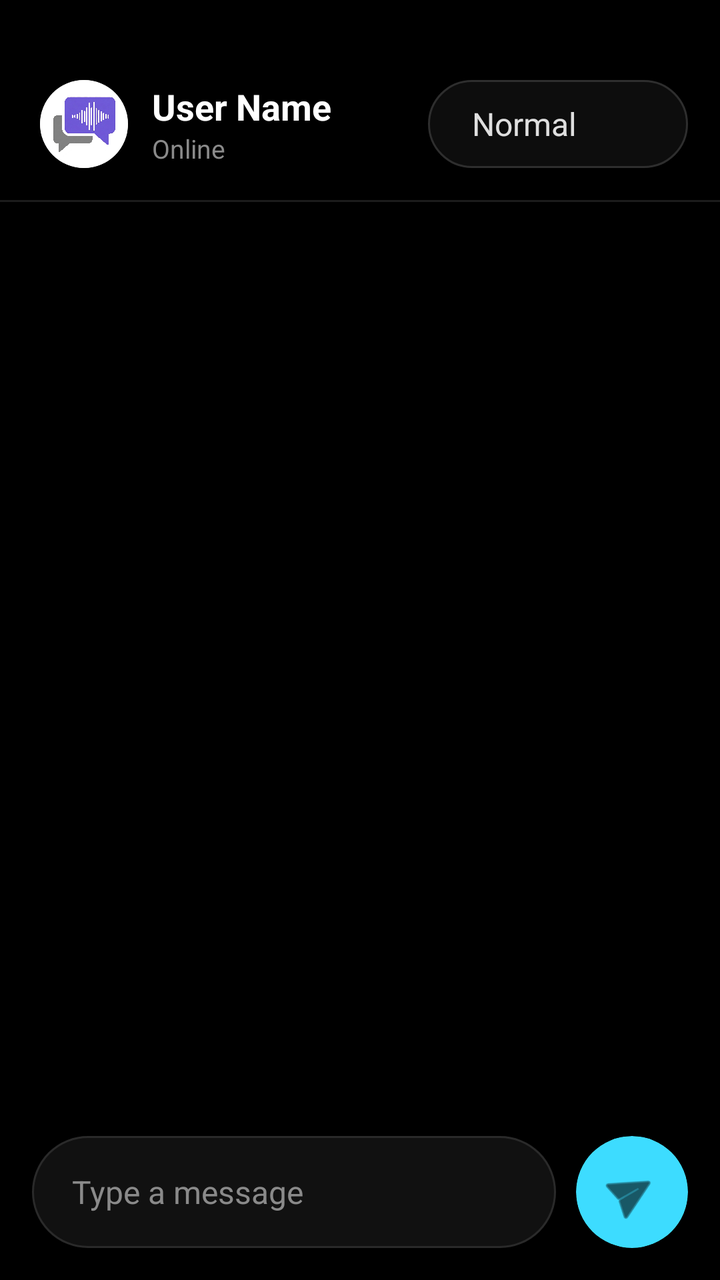
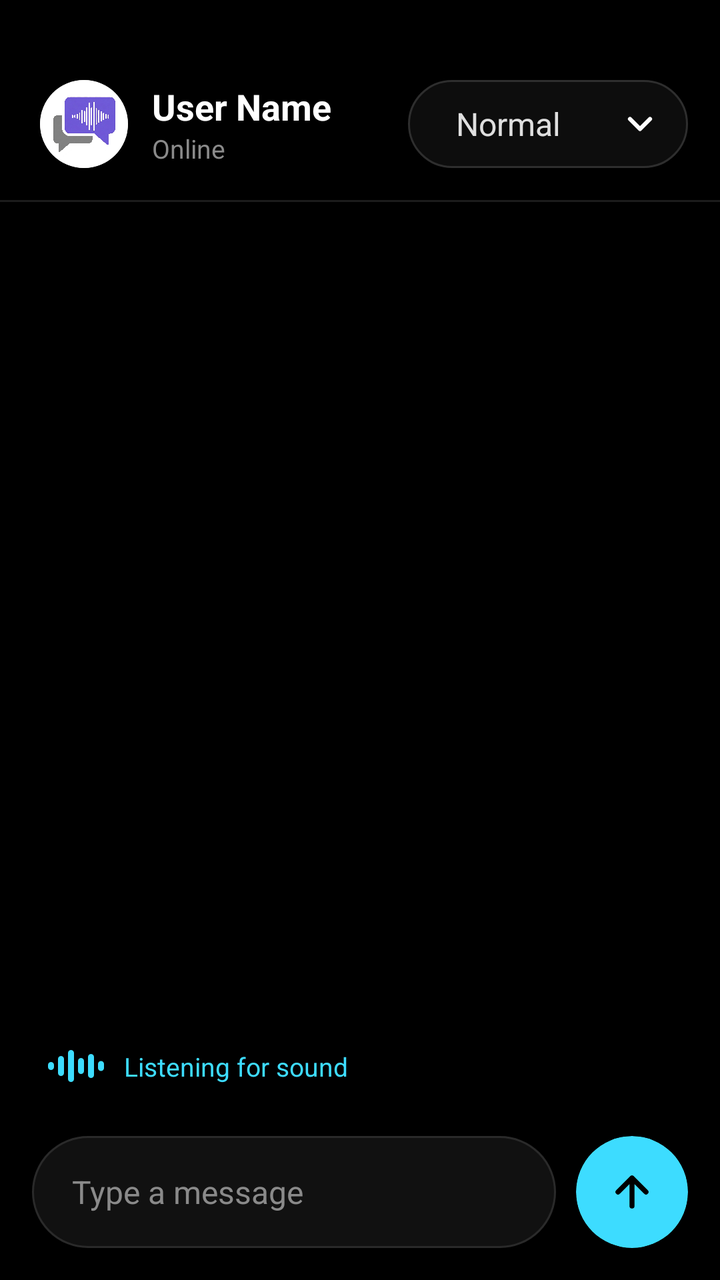

The first picture is an Android layout as it rendered before a commit; the second is the same layout after the commit. The layout source and the unified diff follow.
<!-- AndroidManifest.xml: application theme Theme.GibberChat -->
<!-- res/layout/activity_main.xml -->
<?xml version="1.0" encoding="utf-8"?>
<androidx.constraintlayout.widget.ConstraintLayout
    xmlns:android="http://schemas.android.com/apk/res/android"
    xmlns:app="http://schemas.android.com/apk/res-auto"
    xmlns:tools="http://schemas.android.com/tools"
    android:layout_width="match_parent"
    android:layout_height="match_parent"
    android:background="@drawable/bg_main_gradient">

    
    <View
        android:id="@+id/header_curve"
        android:layout_width="130dp"
        android:layout_height="44dp"
        android:layout_marginTop="40dp"
        android:layout_marginEnd="16dp"
        android:background="@drawable/bg_header_curve"
        app:layout_constraintTop_toTopOf="parent"
        app:layout_constraintEnd_toEndOf="parent" />

    
    <Spinner
        android:id="@+id/spinnerProtocol"
        android:layout_width="0dp"
        android:layout_height="0dp"
        android:theme="@android:style/ThemeOverlay.Material.Dark"
        android:entries="@array/protocol_items"
        android:background="@null"
        android:paddingStart="14dp"
        android:paddingEnd="14dp"
        app:layout_constraintStart_toStartOf="@id/header_curve"
        app:layout_constraintEnd_toEndOf="@id/header_curve"
        app:layout_constraintTop_toTopOf="@id/header_curve"
        app:layout_constraintBottom_toBottomOf="@id/header_curve" />

    
    <androidx.cardview.widget.CardView
        android:id="@+id/cardAvatar"
        android:layout_width="44dp"
        android:layout_height="44dp"
        android:layout_marginStart="20dp"
        android:layout_marginTop="40dp"
        app:cardCornerRadius="22dp"
        app:cardElevation="0dp"
        app:cardBackgroundColor="#FFFFFF"
        app:layout_constraintStart_toStartOf="parent"
        app:layout_constraintTop_toTopOf="parent">

        <ImageView
            android:id="@+id/imgAvatar"
            android:layout_width="match_parent"
            android:layout_height="match_parent"
            android:scaleType="centerCrop"
            android:src="@drawable/app_icon" />
    </androidx.cardview.widget.CardView>

    
    <LinearLayout
        android:layout_width="0dp"
        android:layout_height="wrap_content"
        android:orientation="vertical"
        android:layout_marginStart="12dp"
        android:layout_marginEnd="8dp"
        app:layout_constraintStart_toEndOf="@id/cardAvatar"
        app:layout_constraintEnd_toStartOf="@id/header_curve"
        app:layout_constraintTop_toTopOf="@id/cardAvatar"
        app:layout_constraintBottom_toBottomOf="@id/cardAvatar">

        <EditText
            android:id="@+id/editParams"
            android:layout_width="wrap_content"
            android:layout_height="wrap_content"
            android:background="@null"
            android:text="User Name"
            android:textColor="#FFFFFF"
            android:textStyle="bold"
            android:textSize="18sp"
            android:inputType="textPersonName"
            android:maxLines="1" />

        <TextView
            android:layout_width="wrap_content"
            android:layout_height="wrap_content"
            android:text="Online"
            android:textColor="#8A8A8A"
            android:textSize="13sp" />
    </LinearLayout>

    
    <View
        android:id="@+id/divider_header"
        android:layout_width="match_parent"
        android:layout_height="1dp"
        android:layout_marginTop="16dp"
        android:background="#1C1C1C"
        app:layout_constraintTop_toBottomOf="@id/cardAvatar" />

    
    <androidx.recyclerview.widget.RecyclerView
        android:id="@+id/recyclerChat"
        android:layout_width="match_parent"
        android:layout_height="0dp"
        android:paddingStart="20dp"
        android:paddingEnd="20dp"
        android:paddingTop="16dp"
        android:clipToPadding="false"
        app:layout_constraintTop_toBottomOf="@id/divider_header"
        app:layout_constraintBottom_toTopOf="@id/layoutInput" />

    
    <TextView
        android:id="@+id/textLog"
        android:layout_width="match_parent"
        android:layout_height="wrap_content"
        android:gravity="center"
        android:textColor="#8A8A8A"
        android:textSize="10sp"
        app:layout_constraintBottom_toTopOf="@id/layoutInput" />

    
    <LinearLayout
        android:id="@+id/layoutInput"
        android:layout_width="match_parent"
        android:layout_height="wrap_content"
        android:orientation="horizontal"
        android:padding="16dp"
        android:gravity="bottom"
        android:background="#000000"
        app:layout_constraintBottom_toBottomOf="parent">

        <LinearLayout
            android:layout_width="0dp"
            android:layout_height="56dp"
            android:layout_weight="1"
            android:background="@drawable/bg_input_pill"
            android:gravity="center_vertical"
            android:paddingStart="20dp"
            android:paddingEnd="20dp">

            <EditText
                android:id="@+id/editMessage"
                android:layout_width="match_parent"
                android:layout_height="wrap_content"
                android:background="@null"
                android:hint="Type a message"
                android:textColorHint="#8A8A8A"
                android:textColor="#FFFFFF"
                android:textSize="16sp" />
        </LinearLayout>

        <Space android:layout_width="10dp" android:layout_height="wrap_content" />

        
        <androidx.cardview.widget.CardView
            android:layout_width="56dp"
            android:layout_height="56dp"
            app:cardCornerRadius="28dp"
            app:cardBackgroundColor="#3DDCFF"
            app:cardElevation="0dp">

            <ImageView
                android:id="@+id/btnSend"
                android:layout_width="match_parent"
                android:layout_height="match_parent"
                android:scaleType="center"
                android:src="@android:drawable/ic_menu_send"
                app:tint="#000000"
                android:rotation="-30" />
        </androidx.cardview.widget.CardView>
    </LinearLayout>

</androidx.constraintlayout.widget.ConstraintLayout>
<!-- resources referenced by this layout -->
<resources>
  <string-array name="protocol_items">
          <item>Normal</item>
          <item>Fast</item>
          <item>Fastest</item>
          <item>Ultra Fast</item>
          <item>DT</item>
          <item>MT</item>
          <item>DT Fast</item>
          <item>MT Fast</item>
      </string-array>
  <!-- drawable app_icon: png bitmap (drawable, 728945 bytes) -->
  <!-- drawable bg_header_curve (drawable) -->
  <?xml version="1.0" encoding="utf-8"?>
  <shape xmlns:android="http://schemas.android.com/apk/res/android">
      <solid android:color="#0D0D0D" />
      <stroke android:width="1dp" android:color="#2E2E2E" />
      <corners android:radius="22dp" />
  </shape>
  <!-- drawable bg_input_pill (drawable) -->
  <?xml version="1.0" encoding="utf-8"?>
  <shape xmlns:android="http://schemas.android.com/apk/res/android">
      <solid android:color="#111111" />
      <stroke android:width="1dp" android:color="#2A2A2A" />
      <corners android:radius="28dp" />
  </shape>
  <!-- drawable bg_main_gradient (drawable) -->
  <?xml version="1.0" encoding="utf-8"?>
  <shape xmlns:android="http://schemas.android.com/apk/res/android"
      android:shape="rectangle">
      <solid android:color="#000000" />
  </shape>
  <style name="Theme.GibberChat" parent="Theme.AppCompat.Light.NoActionBar">
          <item name="colorPrimary">@color/main_purple</item>
          <item name="colorPrimaryDark">@color/main_purple</item>
          <item name="colorAccent">@color/light_purple_bubble</item>
          
          
          <item name="android:statusBarColor">@color/white</item>
          <item name="android:windowLightStatusBar">true</item>
      </style>
  <color name="main_purple">#5E5CE6</color>
  <color name="light_purple_bubble">#7A78F0</color>
  <color name="white">#FFFFFF</color>
</resources>

<!-- the commit's change to res/layout/activity_main.xml (unified diff, before → after) -->
@@ -10,13 +10,25 @@
     
     <View
         android:id="@+id/header_curve"
-        android:layout_width="130dp"
+        android:layout_width="140dp"
         android:layout_height="44dp"
         android:layout_marginTop="40dp"
         android:layout_marginEnd="16dp"
         android:background="@drawable/bg_header_curve"
         app:layout_constraintTop_toTopOf="parent"
         app:layout_constraintEnd_toEndOf="parent" />
+
+    
+    <ImageView
+        android:id="@+id/iconChevron"
+        android:layout_width="20dp"
+        android:layout_height="20dp"
+        android:layout_marginEnd="14dp"
+        android:src="@drawable/ic_chevron_down"
+        android:importantForAccessibility="no"
+        app:layout_constraintEnd_toEndOf="@id/header_curve"
+        app:layout_constraintTop_toTopOf="@id/header_curve"
+        app:layout_constraintBottom_toBottomOf="@id/header_curve" />
 
     
     <Spinner
@@ -26,8 +38,10 @@
         android:theme="@android:style/ThemeOverlay.Material.Dark"
         android:entries="@array/protocol_items"
         android:background="@null"
-        android:paddingStart="14dp"
-        android:paddingEnd="14dp"
+        android:popupBackground="@drawable/bg_spinner_popup"
+        android:dropDownVerticalOffset="8dp"
+        android:paddingStart="16dp"
+        android:paddingEnd="38dp"
         app:layout_constraintStart_toStartOf="@id/header_curve"
         app:layout_constraintEnd_toEndOf="@id/header_curve"
         app:layout_constraintTop_toTopOf="@id/header_curve"
@@ -105,7 +119,7 @@
         android:paddingTop="16dp"
         android:clipToPadding="false"
         app:layout_constraintTop_toBottomOf="@id/divider_header"
-        app:layout_constraintBottom_toTopOf="@id/layoutInput" />
+        app:layout_constraintBottom_toTopOf="@id/layoutListening" />
 
     
     <TextView
@@ -115,7 +129,35 @@
         android:gravity="center"
         android:textColor="#8A8A8A"
         android:textSize="10sp"
-        app:layout_constraintBottom_toTopOf="@id/layoutInput" />
+        app:layout_constraintBottom_toTopOf="@id/layoutListening" />
+
+    
+    <LinearLayout
+        android:id="@+id/layoutListening"
+        android:layout_width="match_parent"
+        android:layout_height="wrap_content"
+        android:orientation="horizontal"
+        android:gravity="center_vertical"
+        android:paddingStart="24dp"
+        android:paddingEnd="24dp"
+        android:paddingBottom="10dp"
+        android:background="#000000"
+        app:layout_constraintBottom_toTopOf="@id/layoutInput">
+
+        <ImageView
+            android:layout_width="28dp"
+            android:layout_height="16dp"
+            android:src="@drawable/ic_wave"
+            android:importantForAccessibility="no" />
+
+        <TextView
+            android:layout_width="wrap_content"
+            android:layout_height="wrap_content"
+            android:layout_marginStart="10dp"
+            android:text="Listening for sound"
+            android:textColor="#3DDCFF"
+            android:textSize="13sp" />
+    </LinearLayout>
 
     
     <LinearLayout
@@ -162,10 +204,13 @@
                 android:id="@+id/btnSend"
                 android:layout_width="match_parent"
                 android:layout_height="match_parent"
-                android:scaleType="center"
-                android:src="@android:drawable/ic_menu_send"
-                app:tint="#000000"
-                android:rotation="-30" />
+                android:padding="16dp"
+                android:scaleType="fitCenter"
+                android:src="@drawable/ic_send_arrow"
+                android:contentDescription="Send message"
+                android:clickable="true"
+                android:focusable="true"
+                android:background="?attr/selectableItemBackground" />
         </androidx.cardview.widget.CardView>
     </LinearLayout>
 
<!-- resource entries referenced after the edit -->
@@ -31,6 +31,45 @@
       android:shape="rectangle">
       <solid android:color="#000000" />
   </shape>
+  <!-- drawable bg_spinner_popup (drawable) -->
+  <?xml version="1.0" encoding="utf-8"?>
+  <shape xmlns:android="http://schemas.android.com/apk/res/android">
+      <solid android:color="#121212" />
+      <stroke android:width="1dp" android:color="#2E2E2E" />
+      <corners android:radius="16dp" />
+  </shape>
+  <!-- drawable ic_chevron_down (drawable) -->
+  <vector xmlns:android="http://schemas.android.com/apk/res/android"
+      android:width="24dp" android:height="24dp"
+      android:viewportWidth="24" android:viewportHeight="24">
+      <path
+          android:pathData="M6,9l6,6 6,-6"
+          android:strokeColor="#FFFFFF"
+          android:strokeWidth="2.5"
+          android:strokeLineCap="round"
+          android:strokeLineJoin="round" />
+  </vector>
+  <!-- drawable ic_send_arrow (drawable) -->
+  <vector xmlns:android="http://schemas.android.com/apk/res/android"
+      android:width="24dp" android:height="24dp"
+      android:viewportWidth="24" android:viewportHeight="24">
+      <path
+          android:pathData="M12,19V5M5,12l7,-7 7,7"
+          android:strokeColor="#000000"
+          android:strokeWidth="2.5"
+          android:strokeLineCap="round"
+          android:strokeLineJoin="round" />
+  </vector>
+  <!-- drawable ic_wave (drawable) -->
+  <vector xmlns:android="http://schemas.android.com/apk/res/android"
+      android:width="28dp" android:height="16dp"
+      android:viewportWidth="28" android:viewportHeight="16">
+      <path
+          android:pathData="M1.5,7.5V8.5 M6.5,4.5V11.5 M11.5,1.5V14.5 M16.5,5.5V10.5 M21.5,3.5V12.5 M26.5,7V9"
+          android:strokeColor="#3DDCFF"
+          android:strokeWidth="3"
+          android:strokeLineCap="round" />
+  </vector>
   <style name="Theme.GibberChat" parent="Theme.AppCompat.Light.NoActionBar">
           <item name="colorPrimary">@color/main_purple</item>
           <item name="colorPrimaryDark">@color/main_purple</item>
